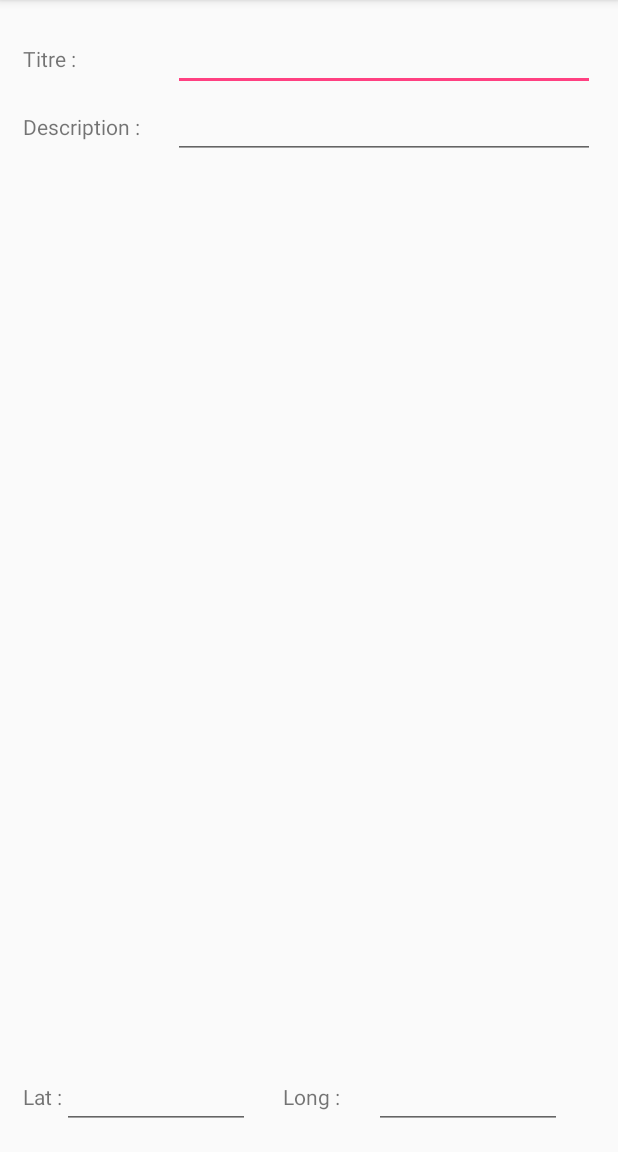
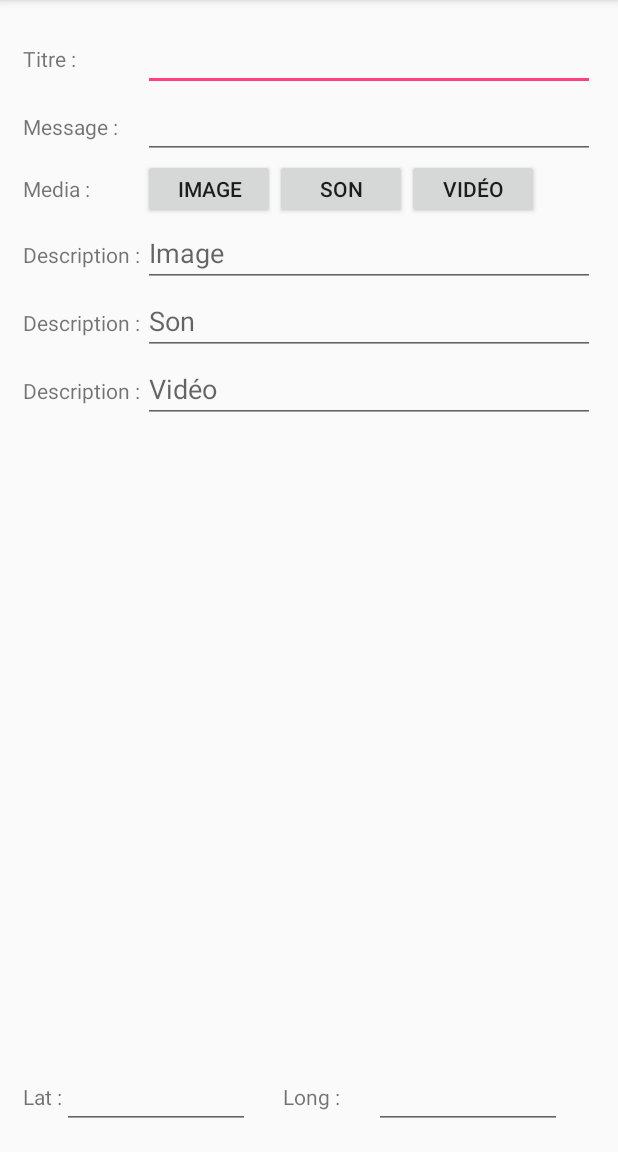
Before and after one commit to cedricleblond35/geopostcards, an Android app: the CreatePostCardActivity screen opened directly, with no data from a screen before it, on a phone screen of 412 x 824 dp, the part 84-1236 px from its top. Run offline under Robolectric (Android 15) with nearby library versions, the phone set to English and light mode, and no system bars; 3 statements that could not run were skipped.

Commit message:
form createPostCard

```diff
--- a/app/src/main/res/layout/activity_create_post_card.xml
+++ b/app/src/main/res/layout/activity_create_post_card.xml
@@ -11,13 +11,13 @@
 
     <TextView
         android:id="@+id/create_post_card_lbl_title"
-        android:layout_width="100dp"
+        android:layout_width="80dp"
         android:layout_height="wrap_content"
         android:text="@string/titre"
         app:layout_constraintTop_toTopOf="parent"
         app:layout_constraintLeft_toLeftOf="parent"
         app:layout_constraintBaseline_toBaselineOf="@+id/create_post_card_title"
-        />
+    />
 
     <EditText
         android:id="@+id/create_post_card_title"
@@ -28,25 +28,133 @@
         app:layout_constraintRight_toRightOf="parent"
     />
 
-    <!-- ##### DESCRIPTION ##### -->
+    <!-- ##### MESSAGE ##### -->
 
     <TextView
-        android:id="@+id/create_post_card_lbl_description"
-        android:layout_width="100dp"
+        android:id="@+id/create_post_card_lbl_message"
+        android:layout_width="80dp"
         android:layout_height="wrap_content"
-        android:text="@string/description"
+        android:text="@string/message"
         app:layout_constraintTop_toBottomOf="@+id/create_post_card_title"
         app:layout_constraintLeft_toLeftOf="parent"
-        app:layout_constraintBaseline_toBaselineOf="@+id/create_post_card_description"
+        app:layout_constraintBaseline_toBaselineOf="@+id/create_post_card_message"
     />
 
     <EditText
-        android:id="@+id/create_post_card_description"
+        android:id="@+id/create_post_card_message"
         android:layout_width="0dp"
         android:layout_height="wrap_content"
         android:inputType="text|textMultiLine"
-        app:layout_constraintLeft_toRightOf="@+id/create_post_card_lbl_description"
+        app:layout_constraintLeft_toRightOf="@+id/create_post_card_lbl_message"
         app:layout_constraintTop_toBottomOf="@+id/create_post_card_title"
+        app:layout_constraintRight_toRightOf="parent"
+    />
+
+    <!-- ##### MEDIA ##### -->
+
+    <TextView
+        android:id="@+id/create_post_card_lbl_media"
+        android:layout_width="80dp"
+        android:layout_height="wrap_content"
+        android:text="@string/media"
+        app:layout_constraintTop_toBottomOf="@+id/create_post_card_message"
+        app:layout_constraintLeft_toLeftOf="parent"
+        app:layout_constraintBaseline_toBaselineOf="@+id/create_post_card_btn_image"
+    />
+
+    <Button
+        android:id="@+id/create_post_card_btn_image"
+        android:layout_width="wrap_content"
+        android:layout_height="40dp"
+        android:text="@string/image"
+        app:layout_constraintTop_toBottomOf="@+id/create_post_card_message"
+        app:layout_constraintLeft_toRightOf="@+id/create_post_card_lbl_media"
+    />
+
+    <Button
+        android:id="@+id/create_post_card_btn_son"
+        android:layout_width="wrap_content"
+        android:layout_height="40dp"
+        android:text="@string/son"
+        app:layout_constraintTop_toBottomOf="@+id/create_post_card_message"
+        app:layout_constraintLeft_toRightOf="@+id/create_post_card_btn_image"
+    />
+
+    <Button
+        android:id="@+id/create_post_card_btn_video"
+        android:layout_width="wrap_content"
+        android:layout_height="40dp"
+        android:text="@string/video"
+        app:layout_constraintTop_toBottomOf="@+id/create_post_card_message"
+        app:layout_constraintLeft_toRightOf="@+id/create_post_card_btn_son"
+    />
+
+    <!-- ##### DESCRIPTION IMAGE ##### -->
+
+    <TextView
+        android:id="@+id/create_post_card_lbl_description_image"
+        android:layout_width="80dp"
+        android:layout_height="wrap_content"
+        android:text="@string/description"
+        app:layout_constraintTop_toBottomOf="@+id/create_post_card_btn_video"
+        app:layout_constraintLeft_toLeftOf="parent"
+        app:layout_constraintBaseline_toBaselineOf="@+id/create_post_card_description_image"
+    />
+
+    <EditText
+        android:id="@+id/create_post_card_description_image"
+        android:layout_width="0dp"
+        android:layout_height="wrap_content"
+        android:inputType="text|textMultiLine"
+        android:hint="@string/image"
+        app:layout_constraintLeft_toRightOf="@+id/create_post_card_lbl_description_image"
+        app:layout_constraintTop_toBottomOf="@+id/create_post_card_btn_video"
+        app:layout_constraintRight_toRightOf="parent"
+    />
+
+    <!-- ##### DESCRIPTION SON ##### -->
+
+    <TextView
+        android:id="@+id/create_post_card_lbl_description_son"
+        android:layout_width="80dp"
+        android:layout_height="wrap_content"
+        android:text="@string/description"
+        app:layout_constraintTop_toBottomOf="@+id/create_post_card_description_image"
+        app:layout_constraintLeft_toLeftOf="parent"
+        app:layout_constraintBaseline_toBaselineOf="@+id/create_post_card_description_son"
+    />
+
+    <EditText
+        android:id="@+id/create_post_card_description_son"
+        android:layout_width="0dp"
+        android:layout_height="wrap_content"
+        android:inputType="text|textMultiLine"
+        android:hint="@string/son"
+        app:layout_constraintLeft_toRightOf="@+id/create_post_card_lbl_description_son"
+        app:layout_constraintTop_toBottomOf="@+id/create_post_card_description_image"
+        app:layout_constraintRight_toRightOf="parent"
+    />
+
+    <!-- ##### DESCRIPTION VIDEO ##### -->
+
+    <TextView
+        android:id="@+id/create_post_card_lbl_description_video"
+        android:layout_width="80dp"
+        android:layout_height="wrap_content"
+        android:text="@string/description"
+        app:layout_constraintTop_toBottomOf="@+id/create_post_card_description_son"
+        app:layout_constraintLeft_toLeftOf="parent"
+        app:layout_constraintBaseline_toBaselineOf="@+id/create_post_card_description_video"
+    />
+
+    <EditText
+        android:id="@+id/create_post_card_description_video"
+        android:layout_width="0dp"
+        android:layout_height="wrap_content"
+        android:inputType="text|textMultiLine"
+        android:hint="@string/video"
+        app:layout_constraintLeft_toRightOf="@+id/create_post_card_lbl_description_video"
+        app:layout_constraintTop_toBottomOf="@+id/create_post_card_description_son"
         app:layout_constraintRight_toRightOf="parent"
     />
 
@@ -61,7 +169,7 @@
         app:layout_constraintBottom_toBottomOf="parent"
         app:layout_constraintLeft_toLeftOf="parent"
         app:layout_constraintRight_toLeftOf="@+id/create_post_card_latitude"
-        />
+    />
 
     <EditText
         android:id="@+id/create_post_card_latitude"
@@ -73,7 +181,7 @@
         android:focusableInTouchMode="false"
         app:layout_constraintBottom_toBottomOf="parent"
         app:layout_constraintLeft_toRightOf="@+id/create_post_card_lbl_latitude"
-        />
+    />
 
     <!-- ##### LONGITUDE ##### -->
 
@@ -86,7 +194,7 @@
         app:layout_constraintBottom_toBottomOf="parent"
         app:layout_constraintLeft_toRightOf="@+id/create_post_card_latitude"
         app:layout_constraintRight_toLeftOf="@+id/create_post_card_longitude"
-        />
+    />
 
     <EditText
         android:id="@+id/create_post_card_longitude"
@@ -99,6 +207,6 @@
         app:layout_constraintBottom_toBottomOf="parent"
         app:layout_constraintLeft_toRightOf="@+id/create_post_card_lbl_longitude"
         app:layout_constraintRight_toRightOf="parent"
-        />
+    />
 
 </android.support.constraint.ConstraintLayout>
--- a/app/src/main/res/values/strings.xml
+++ b/app/src/main/res/values/strings.xml
@@ -4,5 +4,10 @@
     <string name="latitude">Lat :</string>
     <string name="longitude">Long :</string>
     <string name="titre">Titre :</string>
+    <string name="message">Message :</string>
     <string name="description">Description :</string>
+    <string name="image">Image</string>
+    <string name="media">Media :</string>
+    <string name="son">Son</string>
+    <string name="video">Vidéo</string>
 </resources>
```
